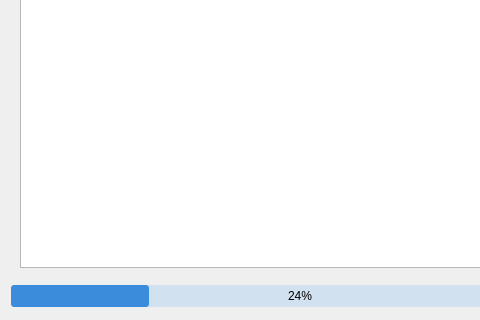
Above: Luncher/Luncher.ui from xyt2008/Luncher before the change; both pictures show x 0 to 480 and y 114 to 434 of the 687 by 434 pixel window. Below: the same form after it.
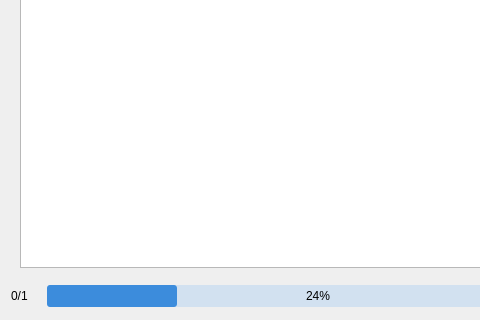
That is the form after the change.

Diff of the .ui file:
```diff
--- a/Luncher/Luncher.ui
+++ b/Luncher/Luncher.ui
@@ -77,6 +77,19 @@
    </item>
    <item>
     <layout class="QHBoxLayout" name="horizontalLayout">
+     <item>
+      <widget class="QLabel" name="labelPro">
+       <property name="minimumSize">
+        <size>
+         <width>30</width>
+         <height>0</height>
+        </size>
+       </property>
+       <property name="text">
+        <string>0/1</string>
+       </property>
+      </widget>
+     </item>
      <item>
       <widget class="QProgressBar" name="progressBar">
        <property name="styleSheet">
```
